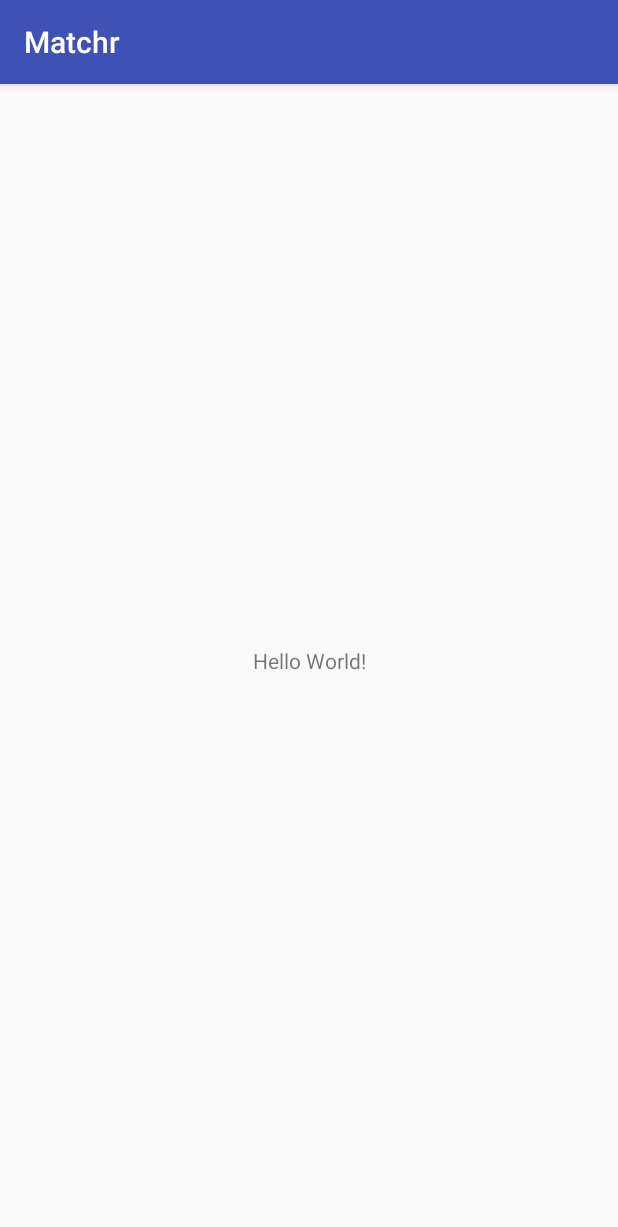
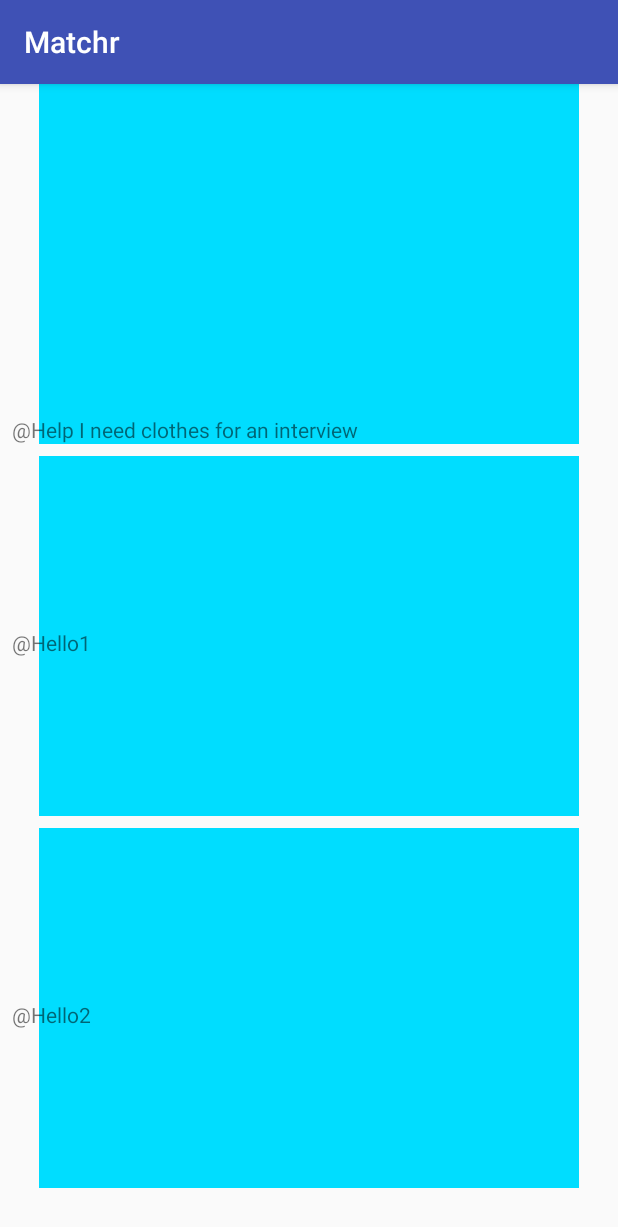
Before and after one commit to BeardlessBeard/Matchr, an Android app: the screen it shows after launch (feed), on a phone screen of 412 x 824 dp. Shown: the top 1227 px of the screen. Run offline under Robolectric (Android 15) with nearby library versions, the phone set to English and light mode, and no system bars.

Commit message:
feed page does some stuff

```diff
--- a/frontend/app/src/main/res/layout/activity_feed.xml
+++ b/frontend/app/src/main/res/layout/activity_feed.xml
@@ -7,13 +7,118 @@
     android:layout_height="match_parent"
     tools:context="com.matcherapp.matchr.feed">
 
-    <TextView
-        android:layout_width="wrap_content"
-        android:layout_height="wrap_content"
-        android:text="Hello World!"
-        app:layout_constraintBottom_toBottomOf="parent"
-        app:layout_constraintLeft_toLeftOf="parent"
-        app:layout_constraintRight_toRightOf="parent"
-        app:layout_constraintTop_toTopOf="parent" />
+    <ScrollView
+        android:id="@+id/scrollView2"
+        android:layout_width="match_parent"
+        android:layout_height="match_parent">
+
+        <LinearLayout
+            android:layout_width="match_parent"
+            android:layout_height="wrap_content"
+            android:orientation="vertical">
+
+            <android.support.constraint.ConstraintLayout
+                android:layout_width="match_parent"
+                android:layout_height="wrap_content">
+
+                <ImageView
+                    android:id="@+id/imageView4"
+                    android:layout_width="360dp"
+                    android:layout_height="240dp"
+                    android:layout_marginBottom="8dp"
+                    android:layout_marginEnd="8dp"
+                    android:layout_marginStart="8dp"
+                    android:contentDescription="@color"
+                    app:layout_constraintBottom_toBottomOf="parent"
+                    app:layout_constraintEnd_toEndOf="parent"
+                    app:layout_constraintStart_toStartOf="parent"
+                    app:layout_constraintTop_toTopOf="parent"
+                    app:srcCompat="@android:color/holo_blue_bright" />
+
+                <TextView
+                    android:id="@+id/textView"
+                    android:layout_width="match_parent"
+                    android:layout_height="wrap_content"
+                    android:layout_marginBottom="8dp"
+                    android:layout_marginEnd="8dp"
+                    android:layout_marginStart="8dp"
+                    android:layout_marginTop="8dp"
+                    android:text="@Help I need clothes for an interview"
+                    app:layout_constraintBottom_toBottomOf="parent"
+                    app:layout_constraintEnd_toEndOf="parent"
+                    app:layout_constraintStart_toStartOf="parent"
+                    app:layout_constraintTop_toTopOf="parent"
+                    app:layout_constraintVertical_bias="1.0" />
+            </android.support.constraint.ConstraintLayout>
+
+            <android.support.constraint.ConstraintLayout
+                android:layout_width="match_parent"
+                android:layout_height="match_parent">
+
+                <ImageView
+                    android:id="@+id/imageView2"
+                    android:layout_width="360dp"
+                    android:layout_height="240dp"
+                    android:layout_marginBottom="8dp"
+                    android:layout_marginEnd="8dp"
+                    android:layout_marginStart="8dp"
+                    android:contentDescription="@color"
+                    app:layout_constraintBottom_toBottomOf="parent"
+                    app:layout_constraintEnd_toEndOf="parent"
+                    app:layout_constraintStart_toStartOf="parent"
+                    app:layout_constraintTop_toTopOf="parent"
+                    app:srcCompat="@android:color/holo_blue_bright" />
+
+                <TextView
+                    android:id="@+id/textView2"
+                    android:layout_width="match_parent"
+                    android:layout_height="wrap_content"
+                    android:layout_marginBottom="8dp"
+                    android:layout_marginEnd="8dp"
+                    android:layout_marginStart="8dp"
+                    android:layout_marginTop="8dp"
+                    android:text="@Hello1"
+                    app:layout_constraintBottom_toBottomOf="parent"
+                    app:layout_constraintEnd_toEndOf="parent"
+                    app:layout_constraintStart_toStartOf="parent"
+                    app:layout_constraintTop_toTopOf="parent" />
+
+            </android.support.constraint.ConstraintLayout>
+
+            <android.support.constraint.ConstraintLayout
+                android:layout_width="match_parent"
+                android:layout_height="match_parent">
+
+                <ImageView
+                    android:id="@+id/imageView3"
+                    android:layout_width="360dp"
+                    android:layout_height="240dp"
+                    android:layout_marginBottom="8dp"
+                    android:layout_marginEnd="8dp"
+                    android:layout_marginStart="8dp"
+                    android:contentDescription="@color"
+                    app:layout_constraintBottom_toBottomOf="parent"
+                    app:layout_constraintEnd_toEndOf="parent"
+                    app:layout_constraintStart_toStartOf="parent"
+                    app:layout_constraintTop_toTopOf="parent"
+                    app:srcCompat="@android:color/holo_blue_bright" />
+
+                <TextView
+                    android:id="@+id/textView3"
+                    android:layout_width="match_parent"
+                    android:layout_height="wrap_content"
+                    android:layout_marginBottom="8dp"
+                    android:layout_marginEnd="8dp"
+                    android:layout_marginStart="8dp"
+                    android:layout_marginTop="8dp"
+                    android:text="@Hello2"
+                    app:layout_constraintBottom_toBottomOf="parent"
+                    app:layout_constraintEnd_toEndOf="parent"
+                    app:layout_constraintStart_toStartOf="parent"
+                    app:layout_constraintTop_toTopOf="parent" />
+            </android.support.constraint.ConstraintLayout>
+
+        </LinearLayout>
+    </ScrollView>
 
 </android.support.constraint.ConstraintLayout>
```
